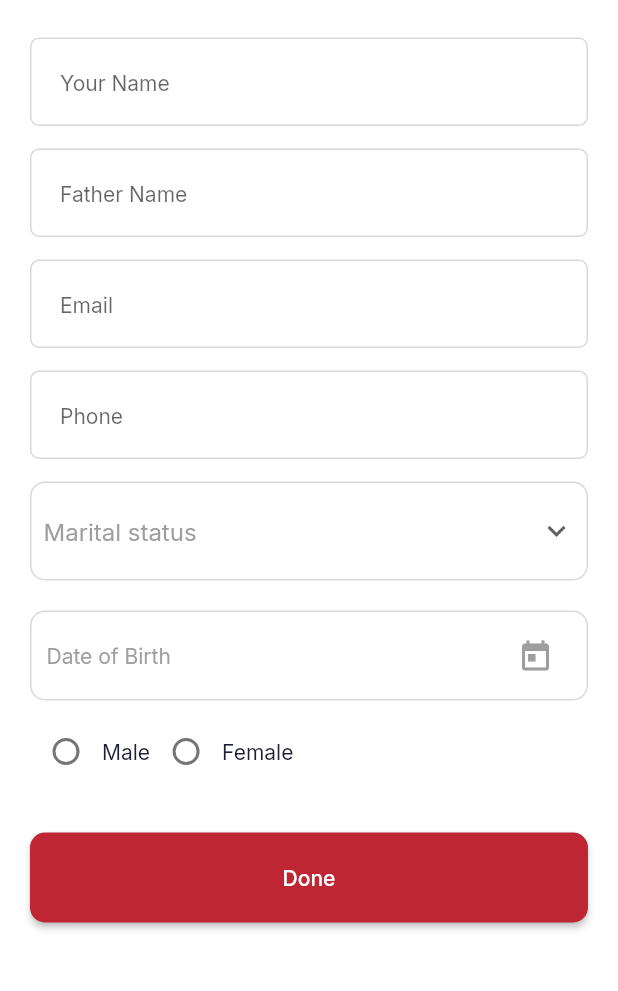
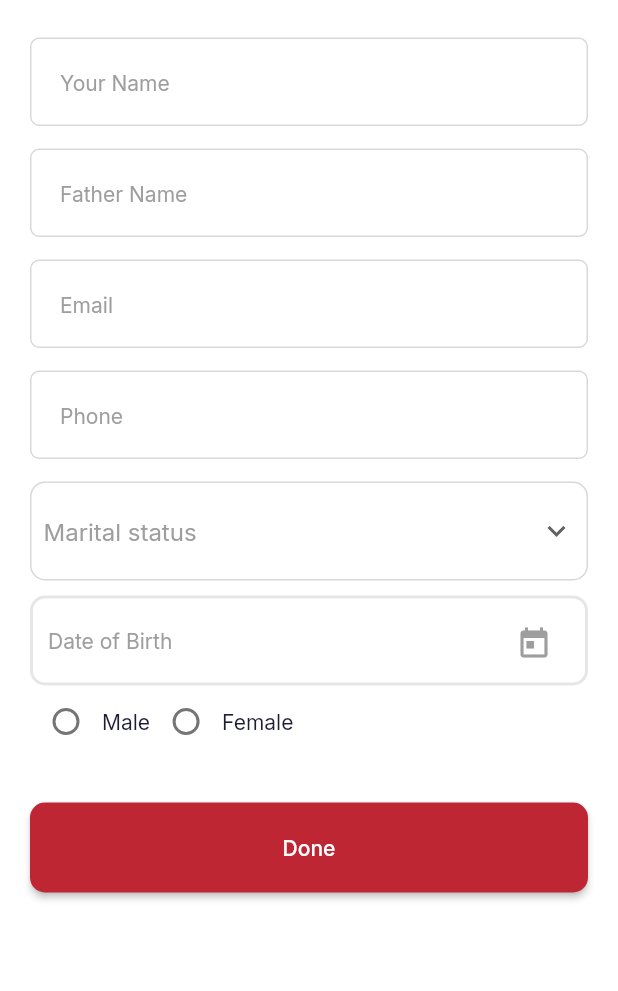
Before and after one commit to alche2014/hr_employee_flutter, a Flutter app: the Personalinfo screen opened directly, on a phone screen of 412 x 824 dp, the part 240-1231 px from its top. Run offline on Flutter 3.47's test engine with Material 2 defaults, Android fonts, the phone set to English and light mode, and no system bars; our stand-ins replace google_fonts, mask_text_input_formatter, percent_indicator.

Commit message:
mark add on cnic

```diff
--- a/lib/mainApp/forms/form_1.dart
+++ b/lib/mainApp/forms/form_1.dart
@@ -16,7 +16,7 @@ class FormOne extends StatefulWidget {
 class _FormOneState extends State<FormOne> {
   // ignore: prefer_typing_uninitialized_variables
   var gender;
-  // ignore: prefer_typing_uninitialized_variables
+  var dateOfBirth;
   var dropdownValue;
   @override
   Widget build(BuildContext context) {
@@ -142,26 +142,36 @@ class _FormOneState extends State<FormOne> {
               //-------------------------------------------------//
               Container(
               height: 60,
-                margin: const EdgeInsets.symmetric(vertical: 10),
               padding: const EdgeInsets.all(10),
               decoration: BoxDecoration(
-                  border:
-                      Border.all(color: Colors.grey.withOpacity(0.4), width: 1),
                   borderRadius: BorderRadius.circular(10),
-                ),
+                  border: Border.all(
+                    color: Colors.grey.shade300.withOpacity(0.8),
+                    width: 2,
+                  )),
               child: Row(
                 mainAxisAlignment: MainAxisAlignment.spaceBetween,
                 children: [
-                    const Text('Date of Birth',
-                        style: TextStyle(color: Colors.grey)),
+                  Text(
+                    dateOfBirth == null
+                        ? 'Date of Birth'
+                        : '${dateOfBirth!.day}/${dateOfBirth!.month}/${dateOfBirth!.year}'
+                            .toString(),
+                            style: const TextStyle(color: Colors.grey),
+                  ),
                   IconButton(
-                        icon: const Icon(Icons.today, color: Colors.grey),
+                      icon: Icon(Icons.today, color: Colors.grey),
                       onPressed: () {
                         showDatePicker(
                                 context: context,
-                              initialDate: DateTime(2005),
+                                initialDate: DateTime.now(),
                                 firstDate: DateTime(2000),
-                              lastDate: DateTime.now());
+                                lastDate: DateTime(2022))
+                            .then((value) {
+                          setState(() {
+                            dateOfBirth = value;
+                          });
+                        });
                       })
                 ],
               ),
--- a/lib/mainApp/work_info/work_info.dart
+++ b/lib/mainApp/work_info/work_info.dart
@@ -2,6 +2,7 @@ import 'package:flutter/material.dart';
 import 'package:hr_app/AppBar/appbar.dart';
 import 'package:hr_app/background/background.dart';
 import 'package:hr_app/mainApp/work_info/utility/build_my_input_decoration.dart';
+import 'package:mask_text_input_formatter/mask_text_input_formatter.dart';
 
 class MyWorkInfo extends StatefulWidget {
   const MyWorkInfo({Key? key}) : super(key: key);
@@ -9,6 +10,8 @@ class MyWorkInfo extends StatefulWidget {
   @override
   _MyWorkInfoState createState() => _MyWorkInfoState();
 }
+
+
 
 class _MyWorkInfoState extends State<MyWorkInfo> {
   @override
--- a/lib/mainUtility/text_input_design.dart
+++ b/lib/mainUtility/text_input_design.dart
@@ -17,6 +17,7 @@ import 'package:flutter/material.dart';
                   hintStyle: const TextStyle(
                     fontSize: 14,
                     fontWeight: FontWeight.w400,
+                    color: Colors.grey
                   ));
   }
 //=================================================================//
--- a/pubspec.yaml
+++ b/pubspec.yaml
@@ -37,6 +37,7 @@ dependencies:
   google_fonts: ^2.1.0
   percent_indicator: ^3.0.1
   intl: ^0.17.0
+  mask_text_input_formatter: ^2.0.0
 
 dev_dependencies:
   flutter_test:
```
Also changed, not shown: lib/mainApp/education/add_education.dart (+32 -13 lines), lib/mainApp/forms/form_2.dart (+24 -0 lines), pubspec.lock. Lines whose indentation alone changed are shown as unchanged.
